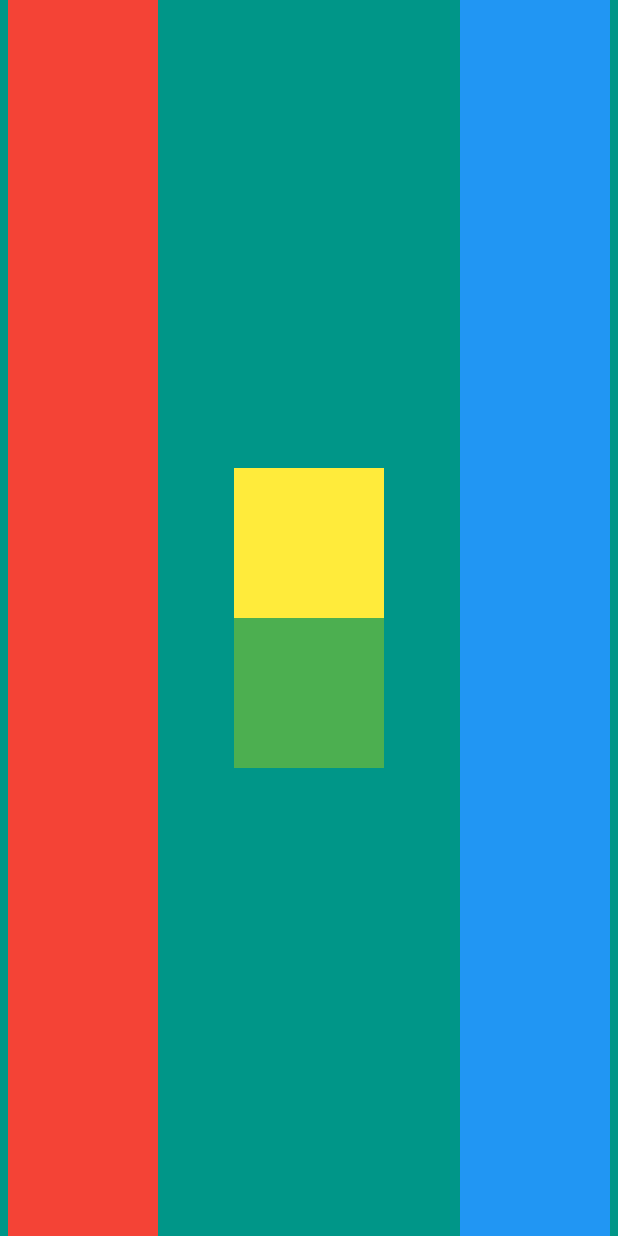
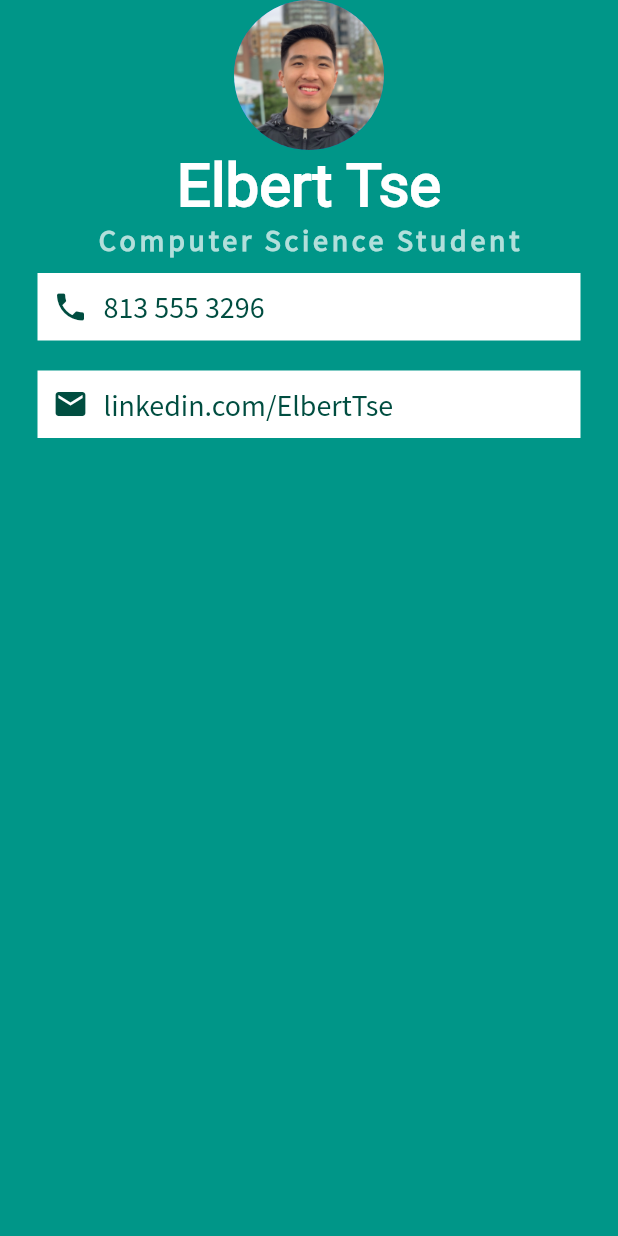
Before and after one commit to ElbertTse/Flutter-Udemy-Course, a Flutter app: the screen it shows after launch, on a phone screen of 412 x 824 dp. Run offline on Flutter 3.47's test engine with Material 2 defaults, Android fonts, the phone set to English and light mode, and no system bars.

Commit message:
Finished video 50

```diff
--- a/mi_card_flutter-master/lib/main.dart
+++ b/mi_card_flutter-master/lib/main.dart
@@ -16,44 +16,74 @@ class MyApp extends StatelessWidget {
       home: Scaffold(
         backgroundColor: Colors.teal,
         body: SafeArea(
-          child: Row(
-            mainAxisAlignment: MainAxisAlignment.spaceEvenly,
-            crossAxisAlignment: CrossAxisAlignment.stretch,
+          child: Column(
             children: <Widget>[
-              Container(
-                height: 100.0,
-                width: 100.0,
-                color: Colors.red,
-                //child: Text('Container 1'),
+              CircleAvatar(
+                radius: 50.0,
+                backgroundImage: AssetImage('images/pfp.jpg'),
               ),
-              SizedBox(width: 20.0),
-              Center(
-                child: Padding(
-                  padding: EdgeInsets.all(20.0),
-                  child: Column(
-                    mainAxisAlignment: MainAxisAlignment.center,
-                    children: [
-                      Container(
-                        color: Colors.yellow,
-                        height: 100.0,
-                        width: 100.0,
-                      ),
-                      Container(
-                        color: Colors.green,
-                        height: 100.0,
-                        width: 100.0,
-                      )
-                    ],
-                  ),
+              Text(
+                'Elbert Tse',
+                style: TextStyle(
+                  fontFamily: 'Roboto',
+                  fontSize: 40.0,
+                  color: Colors.white,
+                  fontWeight: FontWeight.bold,
                 ),
               ),
-              SizedBox(width: 20.0),
+              Text(
+                'Computer Science Student',
+                style: TextStyle(
+                  fontFamily: 'Source Sans Pro',
+                  fontSize: 20.0,
+                  color: Colors.teal.shade100,
+                  letterSpacing: 2.5,
+                  fontWeight: FontWeight.bold,
+                ),
+              ),
               Container(
-
-                width: 100.0,
-                height: 100.0,
-                color: Colors.blue,
-                //child: Text('Container 2'),
+                padding: EdgeInsets.all(10.0),
+                color: Colors.white,
+                margin: EdgeInsets.symmetric(vertical: 10.0, horizontal: 25.0),
+                child: Row(
+                  children: <Widget>[
+                    Icon(
+                      Icons.phone,
+                      color: Colors.teal.shade900,
+                    ),
+                    SizedBox(width: 10.0),
+                    Text(
+                      '813 555 3296',
+                      style: TextStyle(
+                        color: Colors.teal.shade900,
+                        fontFamily: 'Source Sans Pro',
+                        fontSize: 20.0,
+                      ),
+                    ),
+                  ],
+                ),
+              ),
+              Container(
+                padding: EdgeInsets.all(10.0),
+                color: Colors.white,
+                margin: EdgeInsets.symmetric(vertical: 10.0, horizontal: 25.0),
+                child: Row(
+                  children: <Widget>[
+                    Icon(
+                      Icons.email,
+                      color: Colors.teal.shade900,
+                    ),
+                    SizedBox(width: 10.0),
+                    Text(
+                      'linkedin.com/ElbertTse',
+                      style: TextStyle(
+                        color: Colors.teal.shade900,
+                        fontFamily: 'Source Sans Pro',
+                        fontSize: 20.0,
+                      ),
+                    ),
+                  ],
+                ),
               ),
             ],
           ),
```
Also changed, not shown: mi_card_flutter-master/pubspec.yaml (+11 -46 lines), mi_card_flutter-master/fonts/Roboto-Regular.ttf (added), mi_card_flutter-master/fonts/SourceSansPro-Regular.ttf (added), mi_card_flutter-master/images/pfp.jpg (added).
